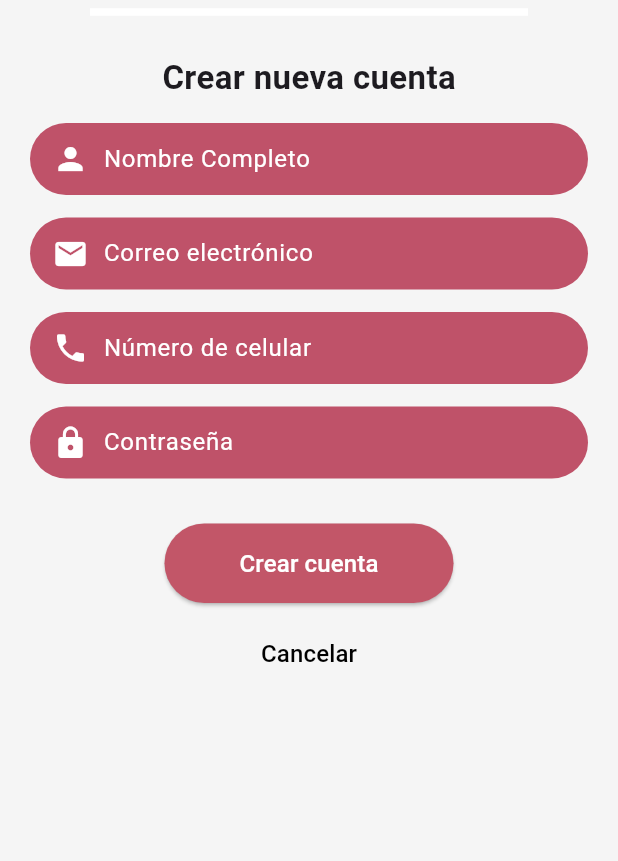
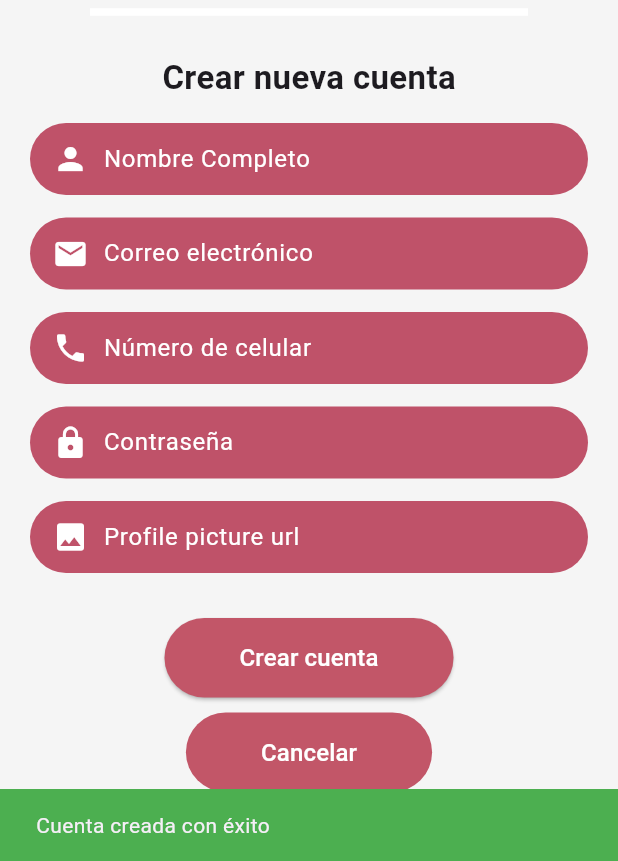
Before and after one commit to AllanBennett27/ProyectoFinalPM, a Flutter app: the RegisterScreen screen opened directly, after a tap on "Crear cuenta", on a phone screen of 412 x 824 dp, the part 375-1236 px from its top. Run offline on Flutter 3.47's test engine with Material 3 defaults, Android fonts, the phone set to English and light mode, and no system bars; our stand-ins replace cloud_firestore, firebase_auth, firebase_core; accounts and stored records are empty; network calls fail.

Commit message:
pfp image for user

```diff
--- a/sweetclick/lib/authentication/login.dart
+++ b/sweetclick/lib/authentication/login.dart
@@ -5,7 +5,10 @@
 import 'package:sweetclick/screens/initial_screen.dart';
 
 class LoginScreen extends StatefulWidget {
+  const LoginScreen({super.key});
+
   @override
+  // ignore: library_private_types_in_public_api
   _LoginScreenState createState() => _LoginScreenState();
 }
 
@@ -19,6 +22,7 @@
   // Función para guardar la información
  Future<void> loginUserwithEmailAndPassword()async{
     try{
+      // ignore: non_constant_identifier_names
       final UserCredential =  await FirebaseAuth.instance.signInWithEmailAndPassword(
         email: _emailController.text.trim(),
         password: _passwordController.text.trim(),
@@ -84,7 +88,7 @@
                   if (user != null) {
                   Navigator.pushReplacement(
                     context,
-                    MaterialPageRoute(builder: (_) => InitialScreen(initialValue: user.displayName ?? "Usuario")),
+                    MaterialPageRoute(builder: (_) => InitialScreen(initialValue: user.displayName ?? "Usuario", PfpValue: user.photoURL ?? "https://www.webiconio.com/_upload/255/image_255.svg",)),
                   );
                 }
 
--- a/sweetclick/lib/authentication/register.dart
+++ b/sweetclick/lib/authentication/register.dart
@@ -13,6 +13,7 @@
   final TextEditingController _emailController = TextEditingController();
   final TextEditingController _phoneController = TextEditingController();
   final TextEditingController _passwordController = TextEditingController();
+  final TextEditingController _photoUrlController = TextEditingController();
 
 
 
@@ -23,12 +24,16 @@
       email: _emailController.text.trim(),
       password: _passwordController.text.trim(),
 
-
       );
 
        if (UserCredential.user != null) {
       await UserCredential.user!.updateDisplayName(_nameController.text.trim());
-      await UserCredential.user!.reload(); // Recargar usuario para aplicar cambios
+
+        if (_photoUrlController.text.trim().isNotEmpty) {
+          await UserCredential.user!.updatePhotoURL(_photoUrlController.text.trim());
+        }
+
+      await UserCredential.user!.reload();
       print("Usuario creado: ${UserCredential.user!.displayName}");
     }
 
@@ -43,6 +48,17 @@
 
 
   }
+
+    void resetForm(){
+
+    _nameController.clear();
+    _emailController.clear();
+    _phoneController.clear();
+    _passwordController.clear();
+    _photoUrlController.clear();
+
+  }
+
 
   @override
   Widget build(BuildContext context) {
@@ -78,19 +94,38 @@
               CustomTextField(icon: Icons.email, hintText: "Correo electrónico", controller: _emailController),
               CustomTextField(icon: Icons.phone, hintText: "Número de celular", controller: _phoneController),
               CustomTextField(icon: Icons.lock, hintText: "Contraseña", isPassword: true, controller: _passwordController),
+              CustomTextField(icon: Icons.image, hintText: "Profile picture url", controller: _photoUrlController),
 
               SizedBox(height: 15),
 
               // Botón de Crear cuenta
               ElevatedButton(
-                onPressed: ()async{
-                  await createUserwithEmailandPassword();
-                } ,
-                style: ElevatedButton.styleFrom(
+                  style: ElevatedButton.styleFrom(
                   backgroundColor: Color(0xFFC25668),
                   shape: RoundedRectangleBorder(borderRadius: BorderRadius.circular(30)),
                   padding: EdgeInsets.symmetric(vertical: 15, horizontal: 50),
                 ),
+                onPressed: ()async{
+                                  await createUserwithEmailandPassword().then((_) {
+                      ScaffoldMessenger.of(context).showSnackBar(
+                        SnackBar(
+                          content: Text("Cuenta creada con éxito"),
+                          backgroundColor: Colors.green,
+                          duration: Duration(seconds: 3),
+                        ),
+
+                      );
+                      resetForm();
+                    }).catchError((error) {
+                      ScaffoldMessenger.of(context).showSnackBar(
+                        SnackBar(
+                          content: Text("Error al crear la cuenta: $error"),
+                          backgroundColor: Colors.red,
+                          duration: Duration(seconds: 3),
+                        ),
+                      );
+                    });
+                  },
                 child: Text("Crear cuenta", style: TextStyle(color: Colors.white, fontSize: 16)),
               ),
 
@@ -98,10 +133,15 @@
 
               // Botón de Cancelar
               TextButton(
+                  style: TextButton.styleFrom(
+                  backgroundColor: Color(0xFFC25668),
+                  shape: RoundedRectangleBorder(borderRadius: BorderRadius.circular(30)),
+                  padding: EdgeInsets.symmetric(vertical: 15, horizontal: 50),
+                ),
                 onPressed: () {
                  Navigator.push(context,MaterialPageRoute(builder: (_)=>LoginScreen()));// Regresar a la pantalla anterior
                 },
-                child: Text("Cancelar", style: TextStyle(color: Colors.black, fontSize: 16)),
+                child: Text("Cancelar", style: TextStyle(color: Colors.white, fontSize: 16)),
               ),
               SizedBox(height: 30),
             ],
--- a/sweetclick/lib/main.dart
+++ b/sweetclick/lib/main.dart
@@ -57,7 +57,7 @@
           if(snapshot.data != null){
             final user = snapshot.data as User;
 
-             return InitialScreen(initialValue: user.displayName ?? "Nombre de usuario");
+             return InitialScreen(initialValue: user.displayName ?? "Nombre de usuario", PfpValue: user.photoURL ?? "");
           }
           return LoginScreen();
         }
--- a/sweetclick/lib/screens/home_screen.dart
+++ b/sweetclick/lib/screens/home_screen.dart
@@ -30,7 +30,8 @@
               child: Stack(
                 children: [
                   Image.network(
-                    "https://media.tenor.com/CgRQNtNwE-oAAAAM/desserts-food.gif",
+                "https://media.tenor.com/CgRQNtNwE-oAAAAM/desserts-food.gif",
+
                     fit: BoxFit.cover,
                     width: double.infinity,
                     height: double.infinity,
--- a/sweetclick/pubspec.yaml
+++ b/sweetclick/pubspec.yaml
@@ -66,6 +66,9 @@
     - assets/chocolate_cake.png
     - assets/tres_leches.png
     - assets/selva_negra.png
+    - assets/UserImg.png
+
+
 
   # To add assets to your application, add an assets section, like this:
   # assets:
```
Also changed, not shown: sweetclick/lib/screens/initial_screen.dart (+37 -8 lines), sweetclick/assets/UserImg.png (added).
